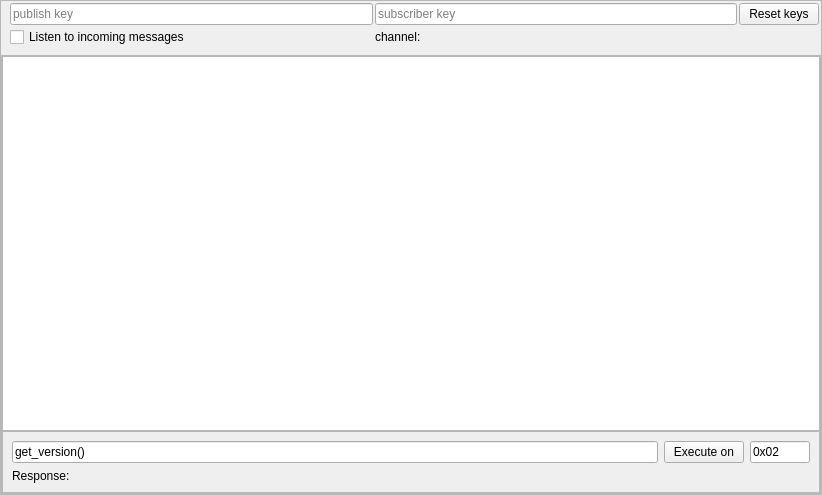
First picture: the form in seel_res/GUI/F_miscellaneous/templates/remote.ui, repository jithinbp/SEELablet-apps, before the edit.
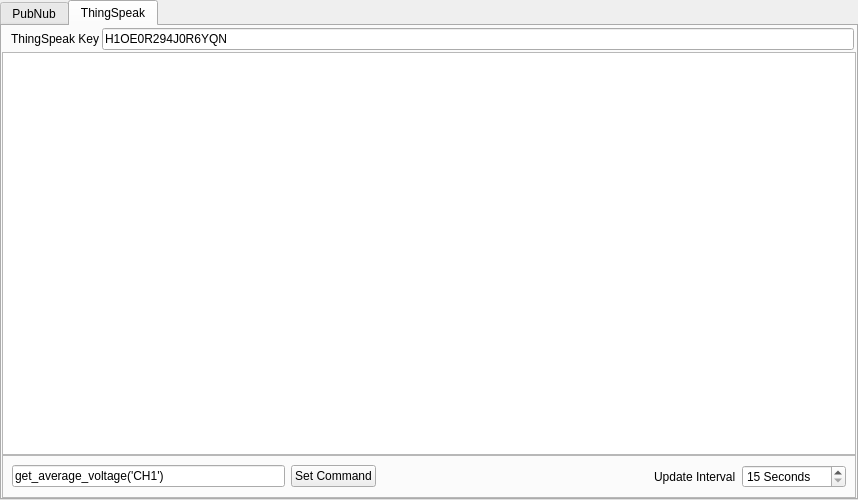
Second picture: the form after the edit. The open tabs and pages were chosen to show the change.

Commit message: pwm widget, virtual access via pubnub and thingspeak publishing

Patch:
```diff
--- a/seel_res/GUI/F_miscellaneous/templates/remote.ui
+++ b/seel_res/GUI/F_miscellaneous/templates/remote.ui
@@ -6,8 +6,8 @@
    <rect>
     <x>0</x>
     <y>0</y>
-    <width>822</width>
-    <height>495</height>
+    <width>858</width>
+    <height>500</height>
    </rect>
   </property>
   <property name="windowTitle">
@@ -19,6 +19,22 @@
      <number>0</number>
     </property>
     <item>
+     <widget class="QTabWidget" name="tabWidget">
+      <property name="currentIndex">
+       <number>0</number>
+      </property>
+      <widget class="QWidget" name="tab">
+       <attribute name="title">
+        <string>PubNub</string>
+       </attribute>
+       <layout class="QVBoxLayout" name="verticalLayout_3">
+        <property name="spacing">
+         <number>0</number>
+        </property>
+        <property name="margin">
+         <number>0</number>
+        </property>
+        <item>
      <widget class="QFrame" name="frame">
       <property name="frameShape">
        <enum>QFrame::StyledPanel</enum>
@@ -57,32 +73,22 @@
           <property name="spacing">
            <number>2</number>
           </property>
-          <item row="0" column="0">
-           <widget class="QLineEdit" name="pubEdit">
-            <property name="text">
-             <string/>
-            </property>
-            <property name="placeholderText">
-             <string>publish key</string>
-            </property>
-           </widget>
-          </item>
-          <item row="1" column="1">
+              <item row="2" column="1">
            <widget class="QLabel" name="channelLabel">
             <property name="text">
              <string>channel:</string>
             </property>
            </widget>
           </item>
-          <item row="1" column="0">
+              <item row="2" column="0">
            <widget class="QCheckBox" name="checkBox">
             <property name="text">
              <string>Listen to incoming messages</string>
             </property>
            </widget>
           </item>
-          <item row="0" column="1">
-           <widget class="QLineEdit" name="subEdit">
+              <item row="1" column="0">
+               <widget class="QLineEdit" name="pubEdit">
             <property name="text">
              <string/>
             </property>
@@ -91,13 +97,23 @@
             </property>
            </widget>
           </item>
-          <item row="0" column="2">
+              <item row="1" column="2">
            <widget class="QPushButton" name="pushButton_4">
             <property name="text">
              <string>Reset keys</string>
             </property>
            </widget>
           </item>
+              <item row="1" column="1">
+               <widget class="QLineEdit" name="subEdit">
+                <property name="text">
+                 <string/>
+                </property>
+                <property name="placeholderText">
+                 <string>subscriber key</string>
+                </property>
+               </widget>
+              </item>
          </layout>
         </widget>
        </item>
@@ -185,6 +201,146 @@
         </widget>
        </item>
       </layout>
+         </widget>
+        </item>
+       </layout>
+      </widget>
+      <widget class="QWidget" name="tab_2">
+       <attribute name="title">
+        <string>ThingSpeak</string>
+       </attribute>
+       <layout class="QVBoxLayout" name="verticalLayout_4">
+        <property name="spacing">
+         <number>0</number>
+        </property>
+        <property name="margin">
+         <number>0</number>
+        </property>
+        <item>
+         <widget class="QFrame" name="frame_5">
+          <property name="frameShape">
+           <enum>QFrame::NoFrame</enum>
+          </property>
+          <property name="frameShadow">
+           <enum>QFrame::Raised</enum>
+          </property>
+          <property name="class" stdset="0">
+           <string>PeripheralCollectionInner</string>
+          </property>
+          <layout class="QGridLayout" name="gridLayout_4">
+           <property name="topMargin">
+            <number>2</number>
+           </property>
+           <property name="rightMargin">
+            <number>2</number>
+           </property>
+           <property name="bottomMargin">
+            <number>2</number>
+           </property>
+           <property name="spacing">
+            <number>2</number>
+           </property>
+           <item row="1" column="1">
+            <widget class="QLineEdit" name="thingSpeakKey">
+             <property name="toolTip">
+              <string>Get a key from thingspeak.com by creating your own channel</string>
+             </property>
+             <property name="text">
+              <string>H1OE0R294J0R6YQN</string>
+             </property>
+             <property name="placeholderText">
+              <string>publish key</string>
+             </property>
+            </widget>
+           </item>
+           <item row="1" column="0">
+            <widget class="QLabel" name="label_2">
+             <property name="text">
+              <string>ThingSpeak Key</string>
+             </property>
+            </widget>
+           </item>
+          </layout>
+         </widget>
+        </item>
+        <item>
+         <widget class="QTextBrowser" name="results_2">
+          <property name="textInteractionFlags">
+           <set>Qt::TextEditorInteraction</set>
+          </property>
+         </widget>
+        </item>
+        <item>
+         <widget class="QFrame" name="frame_6">
+          <property name="frameShape">
+           <enum>QFrame::StyledPanel</enum>
+          </property>
+          <property name="frameShadow">
+           <enum>QFrame::Raised</enum>
+          </property>
+          <property name="class" stdset="0">
+           <string>PeripheralCollectionInner</string>
+          </property>
+          <layout class="QGridLayout" name="gridLayout_5">
+           <item row="0" column="4">
+            <widget class="QSpinBox" name="thingSpeakInterval">
+             <property name="toolTip">
+              <string>Set the interval for pushing data.
+The rate limit for ThingSpeak.com is 15 seconds</string>
+             </property>
+             <property name="suffix">
+              <string> Seconds</string>
+             </property>
+             <property name="minimum">
+              <number>15</number>
+             </property>
+             <property name="maximum">
+              <number>1000</number>
+             </property>
+            </widget>
+           </item>
+           <item row="0" column="1">
+            <widget class="QPushButton" name="pushButton_6">
+             <property name="text">
+              <string>Set Command</string>
+             </property>
+            </widget>
+           </item>
+           <item row="0" column="0">
+            <widget class="QLineEdit" name="cmdEditThingSpeak">
+             <property name="text">
+              <string>get_average_voltage('CH1')</string>
+             </property>
+             <property name="placeholderText">
+              <string>Command to execute</string>
+             </property>
+            </widget>
+           </item>
+           <item row="0" column="3">
+            <widget class="QLabel" name="label">
+             <property name="text">
+              <string>Update Interval</string>
+             </property>
+            </widget>
+           </item>
+           <item row="0" column="2">
+            <spacer name="horizontalSpacer">
+             <property name="orientation">
+              <enum>Qt::Horizontal</enum>
+             </property>
+             <property name="sizeHint" stdset="0">
+              <size>
+               <width>40</width>
+               <height>20</height>
+              </size>
+             </property>
+            </spacer>
+           </item>
+          </layout>
+         </widget>
+        </item>
+       </layout>
+      </widget>
      </widget>
     </item>
    </layout>
```
Left out of the diff: 92 changed lines with no effect on the pictures. Lines whose indentation alone changed are shown as unchanged. The commit also changes 4 other files.
